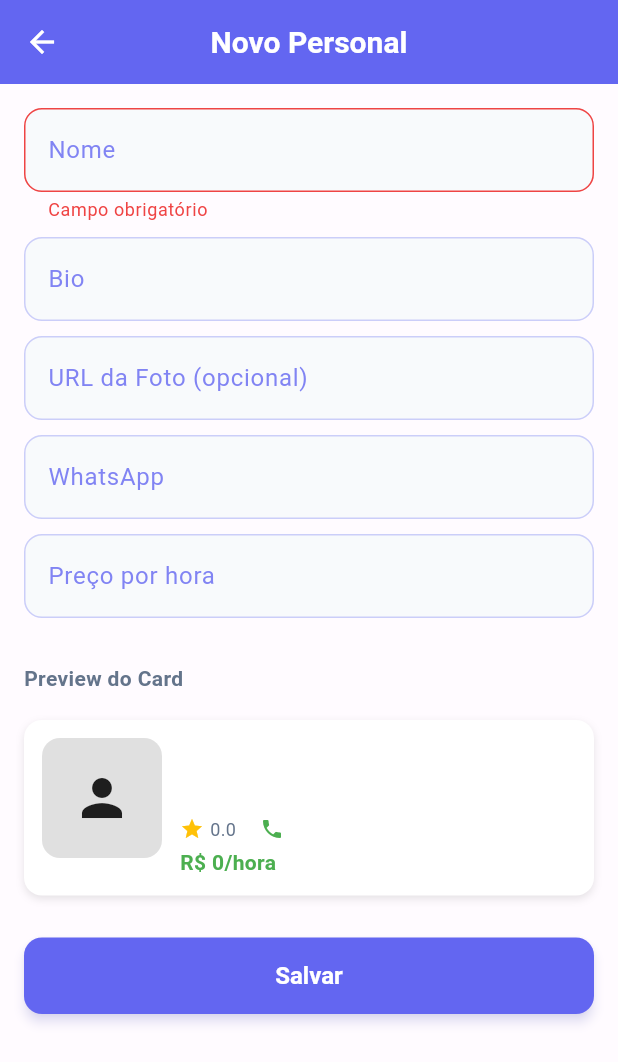
After one commit to pollyyana/FitFinder, a Flutter app: the CadastroPersonal screen opened directly, after a tap on "Salvar", on a phone screen of 412 x 824 dp. The commit adds this screen. Shown: the top 1062 px of the screen. Run offline on Flutter 3.47's test engine with Material 3 defaults, Android fonts, the phone set to English and light mode, and no system bars; our stand-ins replace dio; network calls fail.

Commit message:
implementado adicionar novo personal

```diff
--- a/analysis_options.yaml
+++ b/analysis_options.yaml
@@ -25,6 +25,9 @@ linter:
   # `// ignore_for_file: name_of_lint` syntax on the line or in the file
   # producing the lint.
   rules:
+analyzer:
+  errors:
+    deprecated_member_use: ignore
     # avoid_print: false  # Uncomment to disable the `avoid_print` rule
     # prefer_single_quotes: true  # Uncomment to enable the `prefer_single_quotes` rule
 
--- a/lib/core/repositories/personal_repository.dart
+++ b/lib/core/repositories/personal_repository.dart
@@ -11,7 +11,6 @@ class PersonalRepository extends ChangeNotifier {
 
   Dio get dio => _dio;
 
-  // Setter do Dio
   set dio(Dio nDio) {
     _dio = nDio;
     notifyListeners();
--- a/lib/models/personal_model.dart
+++ b/lib/models/personal_model.dart
@@ -1,14 +1,12 @@
 import 'dart:convert';
 
 class PersonalModel {
-  final String id;
+  final int id;
   final String name;
   final String bio;
   final List<String> specialties;
-  final double rating;
-  final String city;
-  final String state;
-  final String photoUrl;
+  final double? rating;
+  final String? photoUrl;
   final String whatsapp;
   final double price;
   PersonalModel({
@@ -16,10 +14,8 @@ class PersonalModel {
     required this.name,
     required this.bio,
     required this.specialties,
-    required this.rating,
-    required this.city,
-    required this.state,
-    required this.photoUrl,
+    this.rating,
+    this.photoUrl,
     required this.whatsapp,
     required this.price,
   });
@@ -31,8 +27,6 @@ class PersonalModel {
       'bio': bio,
       'specialties': specialties,
       'rating': rating,
-      'city': city,
-      'state': state,
       'photoUrl': photoUrl,
       'whatsapp': whatsapp,
       'price': price,
@@ -41,14 +35,12 @@ class PersonalModel {
 
   factory PersonalModel.fromMap(Map<String, dynamic> map) {
     return PersonalModel(
-      id: map['id'] ?? '',
+      id: map['id'] ?? 0,
       name: map['name'] ?? '',
       bio: map['bio'] ?? '',
       specialties: List<String>.from(map['specialties'] ?? const []),
-      rating: map['rating']?.toDouble() ?? 0.0,
-      city: map['city'] ?? '',
-      state: map['state'] ?? '',
-      photoUrl: map['photoUrl'] ?? '',
+      rating: map['rating']?.toDouble(),
+      photoUrl: map['photoUrl'],
       whatsapp: map['whatsapp'] ?? '',
       price: map['price']?.toDouble() ?? 0.0,
     );
--- /dev/null
+++ b/lib/pages/modules/home/cadastro_personal.dart
@@ -0,0 +1,147 @@
+import 'package:fit_finder/core/controllers/personal_controller.dart';
+import 'package:fit_finder/models/personal_model.dart';
+import 'package:flutter/material.dart';
+import 'package:provider/provider.dart';
+
+// Certifique-se de que Cardt esteja importado ou definido no mesmo arquivo
+import 'home_screen.dart';
+
+class CadastroPersonal extends StatefulWidget {
+  const CadastroPersonal({super.key});
+
+  @override
+  State<CadastroPersonal> createState() => _CadastroPersonalState();
+}
+
+class _CadastroPersonalState extends State<CadastroPersonal> {
+  final _formKey = GlobalKey<FormState>();
+
+  final Map<String, TextEditingController> _controllers = {
+    'name': TextEditingController(),
+    'bio': TextEditingController(),
+    'photoUrl': TextEditingController(),
+    'whatsapp': TextEditingController(),
+    'price': TextEditingController(),
+  };
+
+  @override
+  void initState() {
+    super.initState();
+    // Atualiza o Card preview em tempo real
+    for (var controller in _controllers.values) {
+      controller.addListener(() {
+        setState(() {}); // atualiza preview
+      });
+    }
+  }
+
+  @override
+  void dispose() {
+    for (var controller in _controllers.values) {
+      controller.dispose();
+    }
+    super.dispose();
+  }
+
+  void _savePersonal() {
+    if (_formKey.currentState!.validate()) {
+      final newPersonal = PersonalModel(
+        id: 0,
+        name: _controllers['name']!.text,
+        bio: _controllers['bio']!.text,
+        photoUrl: _controllers['photoUrl']?.text ?? '',
+        whatsapp: _controllers['whatsapp']!.text,
+        price: double.tryParse(_controllers['price']!.text) ?? 0,
+        rating: 0,
+        specialties: [],
+      );
+
+      Provider.of<PersonalController>(
+        context,
+        listen: false,
+      ).addPersonal(newPersonal);
+
+      Navigator.pop(context); // volta para a HomeScreen
+    }
+  }
+
+  Widget _textField({
+    required String keyName,
+    required String label,
+    bool isRequired = false,
+    TextInputType keyboardType = TextInputType.text,
+    double spacing = 10,
+    bool isMultiline = false, // novo parâmetro
+  }) {
+    return Column(
+      crossAxisAlignment: CrossAxisAlignment.stretch,
+      children: [
+        TextFormField(
+          controller: _controllers[keyName],
+          decoration: InputDecoration(labelText: label),
+          keyboardType: isMultiline ? TextInputType.multiline : keyboardType,
+          minLines: isMultiline ? 3 : 1,
+          maxLines: isMultiline ? null : 1,
+          validator: (value) => isRequired && (value == null || value.isEmpty)
+              ? 'Campo obrigatório'
+              : null,
+        ),
+        SizedBox(height: spacing),
+      ],
+    );
+  }
+
+  @override
+  Widget build(BuildContext context) {
+    return Scaffold(
+      appBar: AppBar(title: const Text('Novo Personal')),
+      body: Padding(
+        padding: const EdgeInsets.all(16.0),
+        child: Form(
+          key: _formKey,
+          child: ListView(
+            children: [
+              _textField(keyName: 'name', label: 'Nome', isRequired: true),
+
+              _textField(keyName: 'bio', label: 'Bio'),
+              _textField(keyName: 'photoUrl', label: 'URL da Foto (opcional)'),
+              _textField(keyName: 'whatsapp', label: 'WhatsApp'),
+              _textField(
+                keyName: 'price',
+                label: 'Preço por hora',
+                keyboardType: TextInputType.number,
+              ),
+              const SizedBox(height: 20),
+
+              const Text(
+                'Preview do Card',
+                style: TextStyle(fontWeight: FontWeight.bold),
+              ),
+              const SizedBox(height: 10),
+
+              // Cardt preview
+              Cardt(
+                nome: _controllers['name']!.text,
+                telefone: _controllers['whatsapp']!.text,
+                imagem: _controllers['photoUrl']?.text ?? '',
+                bio: _controllers['bio']!.text,
+                rating: 0,
+                price:
+                    double.tryParse(_controllers['price']!.text)?.toInt() ?? 0,
+              ),
+
+              const SizedBox(height: 20),
+              ElevatedButton(
+                onPressed: _savePersonal,
+                style: ElevatedButton.styleFrom(
+                  minimumSize: const Size.fromHeight(50),
+                ),
+                child: const Text('Salvar'),
+              ),
+            ],
+          ),
+        ),
+      ),
+    );
+  }
+}
--- a/pubspec.yaml
+++ b/pubspec.yaml
@@ -38,6 +38,7 @@ dependencies:
   flutter_gen: ^5.12.0
   provider: ^6.1.5+1
   dio: ^5.9.0
+  validatorless: ^1.2.5
 
 dev_dependencies:
   flutter_test:
```
Also changed, not shown: lib/core/controllers/personal_controller.dart (+18 -3 lines), lib/pages/modules/home/home_screen.dart (+12 -10 lines), pubspec.lock, 1 other file.
